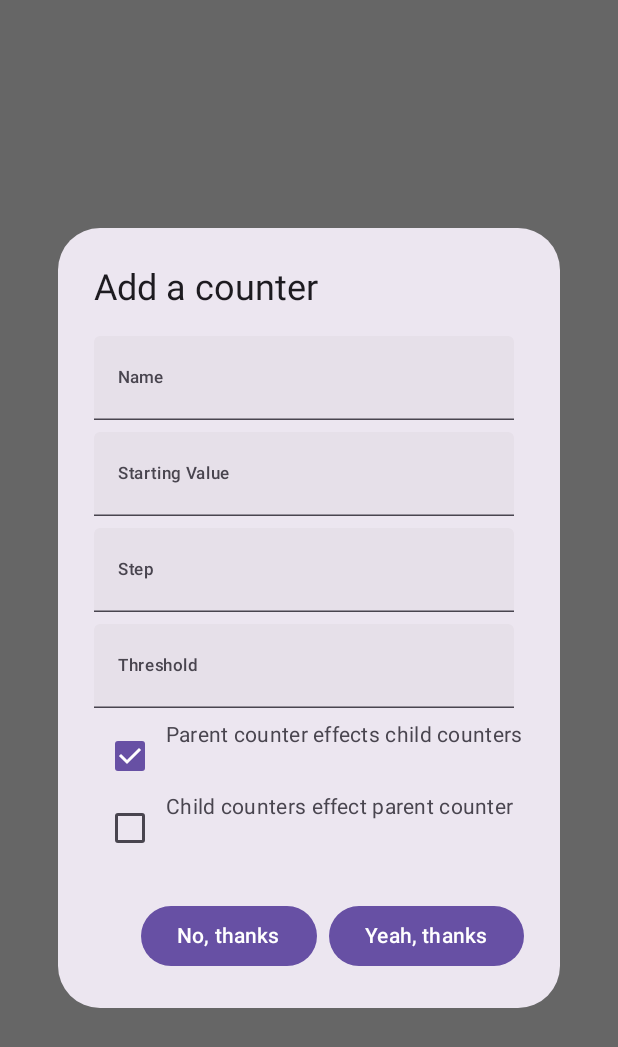
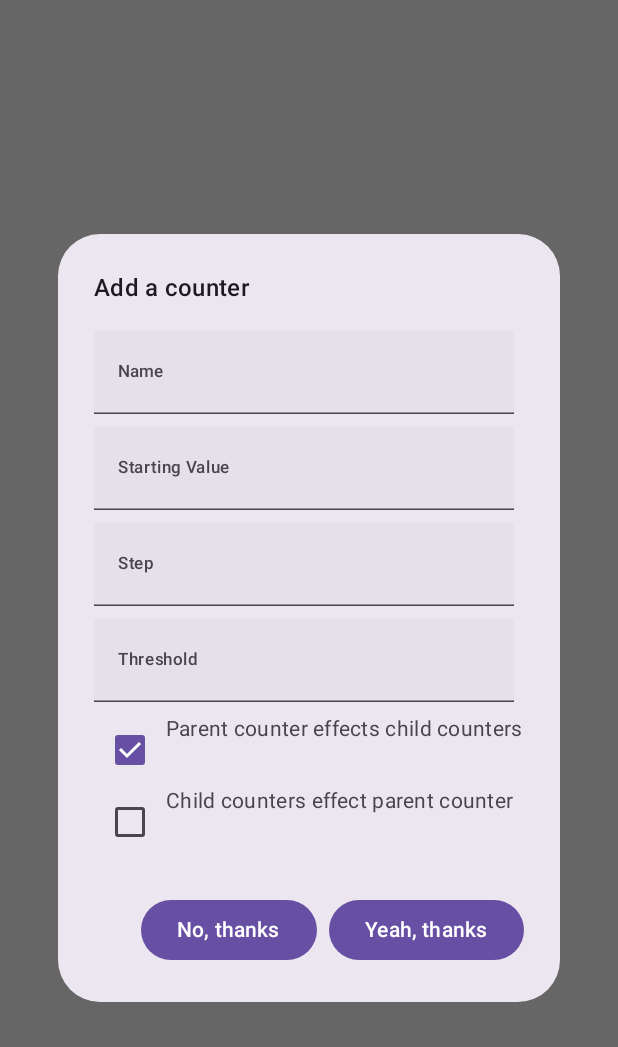
Before and after one commit to commanderpepper/AdvanceCounter, an Android app built with Jetpack Compose: the @Preview function AddCounterDialogPreviewRelationshipVisible, on a phone screen of 412 x 824 dp. Shown: the top 1047 px of the screen. Run offline under Robolectric (Android 15) with nearby library versions, the light colour scheme and no system bars.

Commit message:
Using Material typography themeing on text that didn't have any.

```diff
--- a/ui/src/main/java/com/commanderpepper/advancecounter/ui/addcounterdialog/AddCounterDialog.kt
+++ b/ui/src/main/java/com/commanderpepper/advancecounter/ui/addcounterdialog/AddCounterDialog.kt
@@ -49,7 +49,7 @@ fun AddCounterDialog(
     AlertDialog(
         modifier = modifier,
         title = {
-            Text(text = "Add a counter")
+            Text(text = "Add a counter", style = MaterialTheme.typography.titleMedium)
         },
         text = {
             Column(modifier = Modifier.verticalScroll(rememberScrollState()), verticalArrangement = Arrangement.spacedBy(8.dp)) {
@@ -104,14 +104,14 @@ fun AddCounterDialog(
                             Checkbox(checked = counterRelationship.value == 1L, onCheckedChange = {
                                 counterRelationship.value = 1L
                             })
-                            Text(text = "Parent counter effects child counters")
+                            Text(text = "Parent counter effects child counters", style = MaterialTheme.typography.bodyMedium)
                         }
                         // Child to parent
                         Row() {
                             Checkbox(checked = counterRelationship.value == 2L, onCheckedChange = {
                                 counterRelationship.value = 2L
                             })
-                            Text(text = "Child counters effect parent counter")
+                            Text(text = "Child counters effect parent counter", style = MaterialTheme.typography.bodyMedium)
                         }
                     }
                 }
--- a/ui/src/main/java/com/commanderpepper/advancecounter/ui/editcounterdialog/EditCounterDialog.kt
+++ b/ui/src/main/java/com/commanderpepper/advancecounter/ui/editcounterdialog/EditCounterDialog.kt
@@ -43,7 +43,7 @@ fun EditCounterDialog(
     AlertDialog(
         modifier = modifier,
         title = {
-            Text(text = "Edit Counter")
+            Text(text = "Edit Counter", style = MaterialTheme.typography.titleMedium)
         },
         dismissButton = {
             Button(onClick = { onDismissRequest() }) {
```
Also changed, not shown: ui/src/main/java/com/commanderpepper/advancecounter/ui/deletecounterdialog/DeleteCounterDialog.kt (+12 -2 lines).
